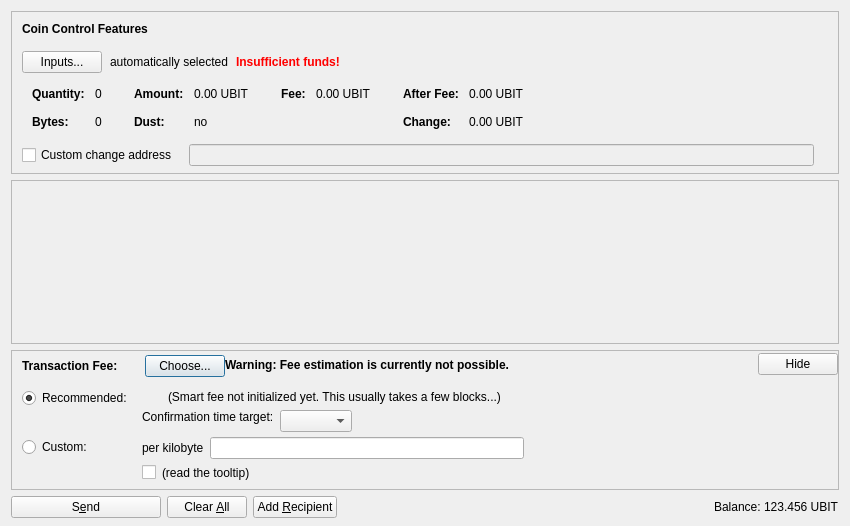
This is src/qt/forms/sendcoinsdialog.ui in UbiState/ubicoin as Qt 5 draws it before an edit. The edited form follows.
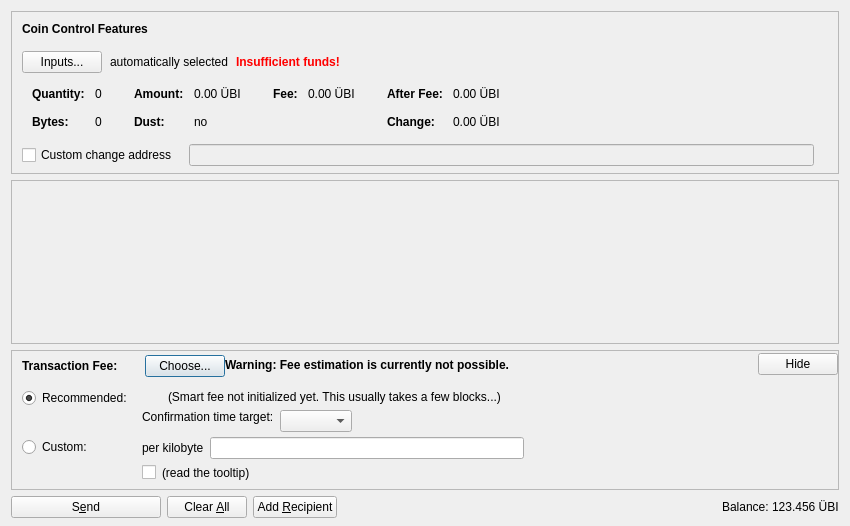
This is the edited form. Icons and pictures are not drawn. Custom widgets are drawn as their Qt base class.

```diff
--- a/src/qt/forms/sendcoinsdialog.ui
+++ b/src/qt/forms/sendcoinsdialog.ui
@@ -324,7 +324,7 @@
                   <enum>Qt::ActionsContextMenu</enum>
                  </property>
                  <property name="text">
-                  <string notr="true">0.00 UBIT</string>
+                  <string notr="true">0.00 ÜBI</string>
                  </property>
                  <property name="textInteractionFlags">
                   <set>Qt::LinksAccessibleByMouse|Qt::TextSelectableByKeyboard|Qt::TextSelectableByMouse</set>
@@ -404,7 +404,7 @@
                   <enum>Qt::ActionsContextMenu</enum>
                  </property>
                  <property name="text">
-                  <string notr="true">0.00 UBIT</string>
+                  <string notr="true">0.00 ÜBI</string>
                  </property>
                  <property name="textInteractionFlags">
                   <set>Qt::LinksAccessibleByMouse|Qt::TextSelectableByKeyboard|Qt::TextSelectableByMouse</set>
@@ -455,7 +455,7 @@
                   <enum>Qt::ActionsContextMenu</enum>
                  </property>
                  <property name="text">
-                  <string notr="true">0.00 UBIT</string>
+                  <string notr="true">0.00 ÜBI</string>
                  </property>
                  <property name="textInteractionFlags">
                   <set>Qt::LinksAccessibleByMouse|Qt::TextSelectableByKeyboard|Qt::TextSelectableByMouse</set>
@@ -484,7 +484,7 @@
                   <enum>Qt::ActionsContextMenu</enum>
                  </property>
                  <property name="text">
-                  <string notr="true">0.00 UBIT</string>
+                  <string notr="true">0.00 ÜBI</string>
                  </property>
                  <property name="textInteractionFlags">
                   <set>Qt::LinksAccessibleByMouse|Qt::TextSelectableByKeyboard|Qt::TextSelectableByMouse</set>
@@ -1239,7 +1239,7 @@
           <cursorShape>IBeamCursor</cursorShape>
          </property>
          <property name="text">
-          <string notr="true">123.456 UBIT</string>
+          <string notr="true">123.456 ÜBI</string>
          </property>
          <property name="textInteractionFlags">
           <set>Qt::LinksAccessibleByMouse|Qt::TextSelectableByKeyboard|Qt::TextSelectableByMouse</set>
```
